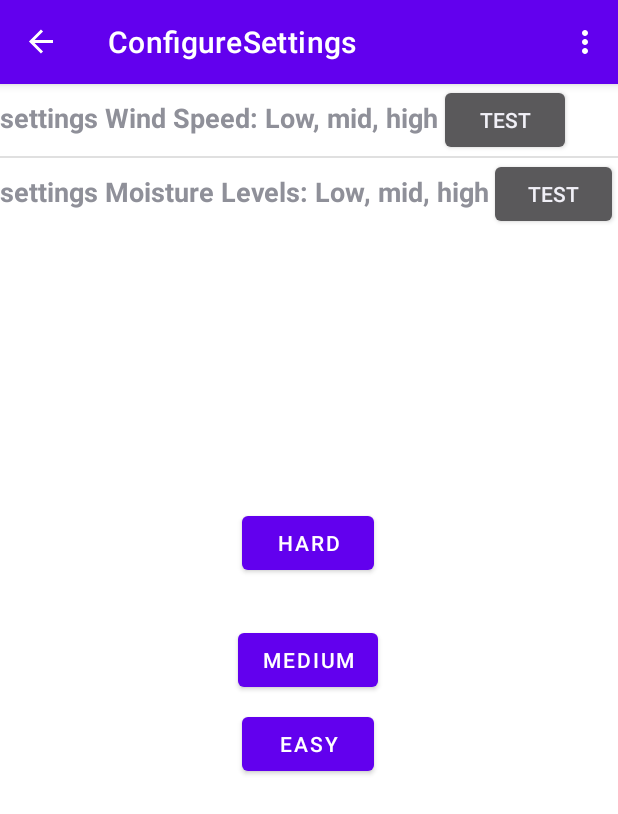
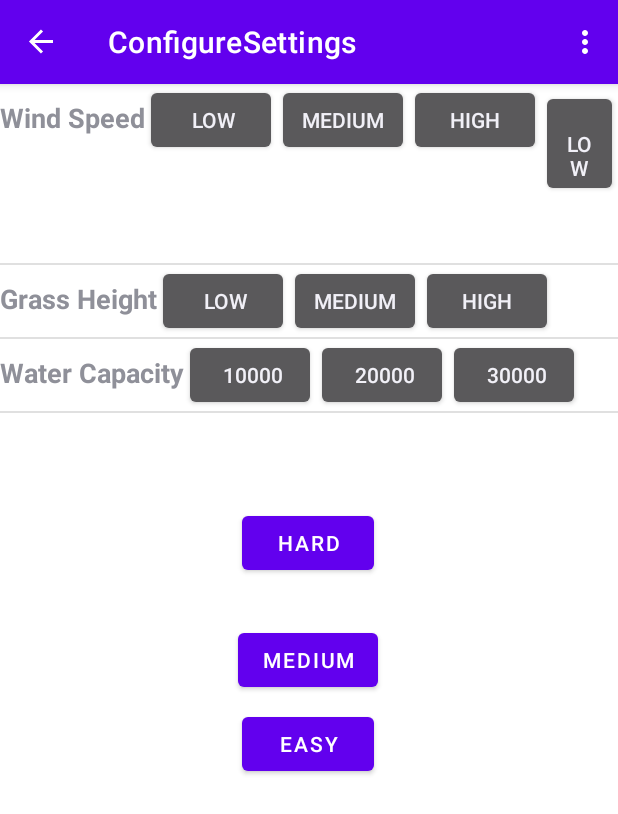
Before and after one commit to Sour-Warrior/CFS_Companion_App, an Android app: the ConfigureSettings screen opened through its navigation route, on a phone screen of 412 x 824 dp. Shown: the top 814 px of the screen. Run offline under Robolectric (Android 15) with nearby library versions, the phone set to English and light mode, and no system bars; our stand-ins replace navigation-ui; 6 statements that could not run were skipped.

Commit message:
Add buttons dynamically

```diff
--- a/CFS_VR_CompanionApp/app/src/main/java/com/example/cfs_vr_companionapp/ConfigureSettings.java
+++ b/CFS_VR_CompanionApp/app/src/main/java/com/example/cfs_vr_companionapp/ConfigureSettings.java
@@ -44,16 +44,18 @@ public class ConfigureSettings extends Fragment {
 
     public void onViewCreated(@NonNull View view, Bundle savedInstanceState) {
         super.onViewCreated(view, savedInstanceState);
-        jsonString = "{\"setting\":[{\"setting_name\":\"Wind Speed\",\"setting_options\":\"Low, mid, high\"}, " +
-                "{\"setting_name\":\"Moisture Levels\",\"setting_options\":\"Low, mid, high\"}]}";
+        jsonString = "{ \n" +
+                "    \"app_version\": \"some\",\n" +
+                "    \"settings\": [\n" +
+                "        {\"setting_name\": \"Wind Speed\", \"options\": \"Low,Medium,High\"},\n" +
+                "        {\"setting_name\": \"Grass Height\", \"options\": \"Low,Medium,High\"},\n" +
+                "        {\"setting_name\": \"Water Capacity\", \"options\": \"10000, 20000, 30000\"}\n" +
+                "    ]\n" +
+                "}";
 
-        ArrayList<String> vals = new ArrayList<String>();
-        vals.add("Difficulty");
-        vals.add("Weather");
         difficultyList = new ArrayList<Map<String, String>>();
         retrieveFromJson();
         ListView difficultySettings = (ListView) getView().findViewById(R.id.difficulty_list);
-        SimpleAdapter _adapter = new SimpleAdapter(getActivity(), difficultyList, android.R.layout.simple_list_item_1, new String[] {"settings"}, new int[] {android.R.id.text1}  );
         difficultySettings.setAdapter(new DifficultyListAdapter(getActivity().getApplicationContext(), difficultyList));
 
         binding.low.setOnClickListener(new View.OnClickListener() {
@@ -86,14 +88,13 @@ public class ConfigureSettings extends Fragment {
     private void retrieveFromJson() {
         try {
             JSONObject response = new JSONObject(jsonString);
-            JSONArray mainNode = response.optJSONArray("setting");
+            JSONArray mainNode = response.optJSONArray("settings");
 
             for (int i = 0; i < mainNode.length(); i++) {
-                Button btn = new Button(getActivity().getApplicationContext());
                 JSONObject childNode = mainNode.getJSONObject(i);
                 String name = childNode.optString("setting_name");
-                String options = childNode.optString("setting_options");
-                String out = name + ": " + options;
+                String subNode = childNode.optString("options");
+                String out = name + ": " + subNode;
                 difficultyList.add(createOptions("settings", out));
             }
         } catch(JSONException e) {
--- a/CFS_VR_CompanionApp/app/src/main/java/com/example/cfs_vr_companionapp/DifficultyListAdapter.java
+++ b/CFS_VR_CompanionApp/app/src/main/java/com/example/cfs_vr_companionapp/DifficultyListAdapter.java
@@ -4,23 +4,20 @@ import android.content.Context;
 import android.view.LayoutInflater;
 import android.view.View;
 import android.view.ViewGroup;
-import android.widget.ArrayAdapter;
 import android.widget.BaseAdapter;
 import android.widget.Button;
 import android.widget.LinearLayout;
 import android.widget.ListAdapter;
-import android.widget.ListView;
 import android.widget.TextView;
 
 import java.util.ArrayList;
-import java.util.List;
 import java.util.Map;
 
 public class DifficultyListAdapter extends BaseAdapter implements ListAdapter {
+    private Context context;
+    private ArrayList<Map<String, String>> options;
 
-    private Context context;
-    private TextView difficultyName;
-    private ArrayList<Map<String, String>> options;
+    LinearLayout layout;
 
     public DifficultyListAdapter(Context context, ArrayList<Map<String, String>> _options) {
        this.options = _options;
@@ -45,26 +42,29 @@ public class DifficultyListAdapter extends BaseAdapter implements ListAdapter {
     @Override
     public View getView(final int position, View convertView, ViewGroup parent) {
         View view = convertView;
+
         if (view == null) {
             LayoutInflater inflater = (LayoutInflater) context.getSystemService(Context.LAYOUT_INFLATER_SERVICE);
             view = inflater.inflate(R.layout.difficulty_options, null);
+            layout = (LinearLayout) view.findViewById(R.id.dfList);
         }
 
+        String[] splitOptions = options.get(position).get("settings").split(":");
+        String optionName = splitOptions[0];
+        String[] optionValues = splitOptions[1].split(",");
+
         //Handle TextView and display string from your list
-        TextView tvContact= (TextView)view.findViewById(R.id.dfName);
-        tvContact.setText(options.get(position).keySet().iterator().next() + " " + options.get(position).get("settings"));
+        TextView difficultyName = (TextView)view.findViewById(R.id.dfName);
+        difficultyName.setText(optionName);
 
-        //Handle buttons and add onClickListeners
-        Button callbtn = (Button) view.findViewById(R.id.btn);
-        callbtn.setText("Test");
-
-        callbtn.setOnClickListener(new View.OnClickListener(){
-            @Override
-            public void onClick(View v) {
-                //do something
-
-            }
-        });
+        for (int i = 0; i < optionValues.length; i++) {
+            // Go through the list of options to create a button for each value
+            String current = optionValues[i];
+            Button btn = new Button(context);
+            btn.setText(current);
+            btn.setId(convertView.generateViewId());
+            layout.addView(btn);
+        }
 
         return view;
     }
--- a/CFS_VR_CompanionApp/app/src/main/res/layout/configure_difficulty.xml
+++ b/CFS_VR_CompanionApp/app/src/main/res/layout/configure_difficulty.xml
@@ -50,8 +50,8 @@
         app:layout_constraintVertical_bias="0.392" />
 
     <ListView
+        android:id="@+id/difficulty_list"
         xmlns:android="http://schemas.android.com/apk/res/android"
-        android:id="@+id/difficulty_list"
         android:layout_width="wrap_content"
         android:layout_height="wrap_content"
        />
--- a/CFS_VR_CompanionApp/app/src/main/res/layout/difficulty_options.xml
+++ b/CFS_VR_CompanionApp/app/src/main/res/layout/difficulty_options.xml
@@ -11,10 +11,5 @@
         android:textSize="18sp"
         android:textStyle="bold" />
 
-    <Button
-        android:id="@+id/btn"
-        android:layout_width="wrap_content"
-        android:layout_height="wrap_content"/>
-
 
 </LinearLayout>
```
